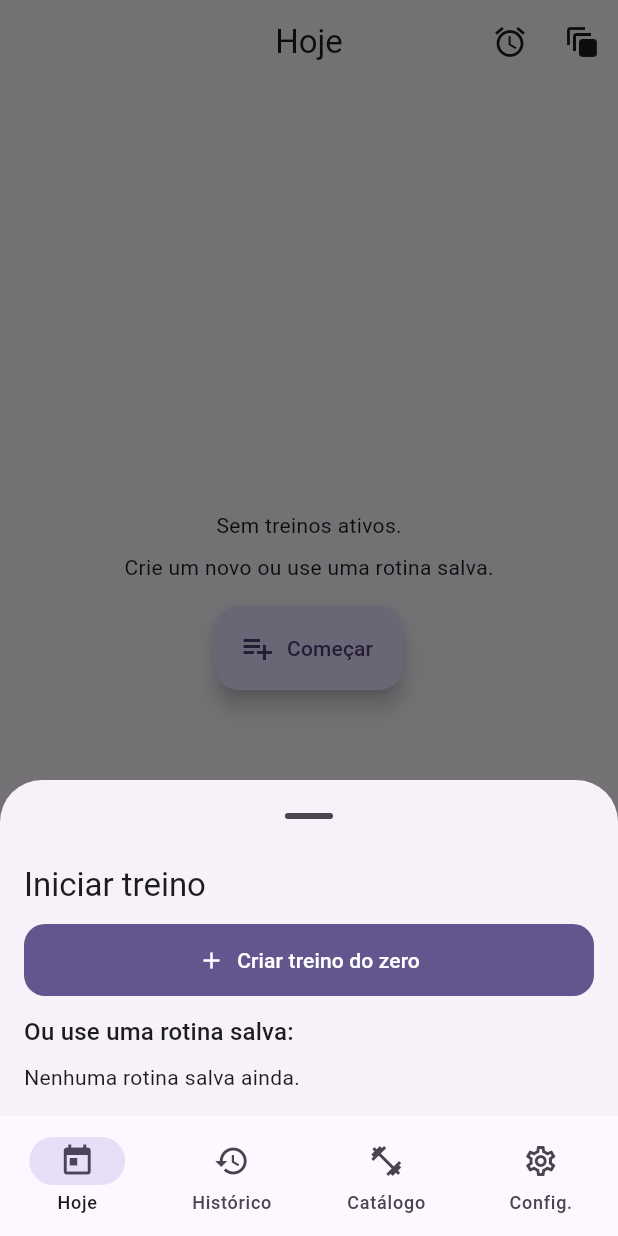
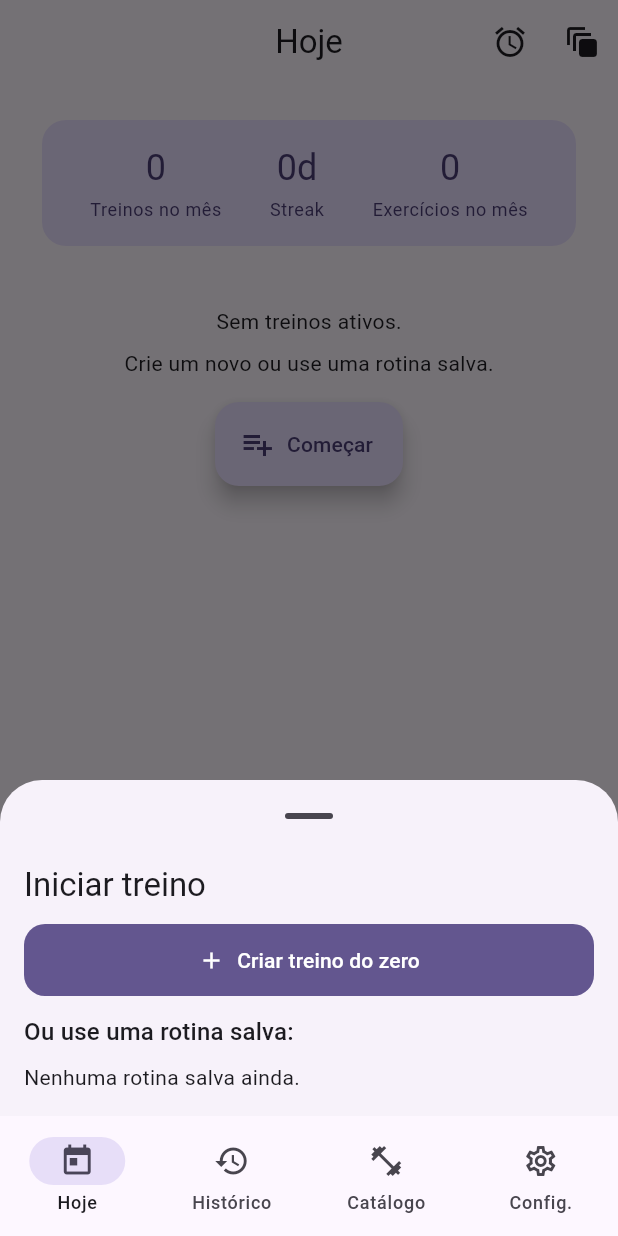
Before and after one commit to josevilanir/gym_tracker, a Flutter app: the screen it shows after launch, after a tap on "Começar", on a phone screen of 412 x 824 dp. Run offline on Flutter 3.47's test engine with Material 3 defaults, Android fonts, the phone set to English and light mode, and no system bars; our stand-ins replace drift, drift_sqflite, flutter_riverpod, go_router; accounts and stored records are empty; generated files the repository leaves out were written again.

Commit message:
feat(metrics): adiciona header com métricas rápidas na aba Hoje (treinos no mês, streak e volume)

```diff
--- a/lib/data/db/app_database.dart
+++ b/lib/data/db/app_database.dart
@@ -200,6 +200,67 @@ class AppDatabase extends _$AppDatabase {
       ),
     );
   }
+
+   /// Conta quantos treinos foram concluídos no mês atual
+  Future<int> countWorkoutsThisMonth() async {
+    final now = DateTime.now();
+    final startOfMonth = DateTime(now.year, now.month, 1).millisecondsSinceEpoch;
+
+    final query = await (select(workouts)
+          ..where((w) =>
+              w.done.equals(true) & w.dateEpoch.isBiggerOrEqualValue(startOfMonth)))
+        .get();
+
+    return query.length;
+  }
+
+  /// Conta os dias consecutivos treinando (streak simples)
+  Future<int> getTrainingStreak() async {
+    final today = DateTime.now();
+    int streak = 0;
+
+    for (int i = 0; i < 30; i++) {
+      final checkDate = today.subtract(Duration(days: i));
+      final startOfDay =
+          DateTime(checkDate.year, checkDate.month, checkDate.day).millisecondsSinceEpoch;
+      final endOfDay = DateTime(checkDate.year, checkDate.month, checkDate.day, 23, 59, 59)
+          .millisecondsSinceEpoch;
+
+      final workoutsDay = await (select(workouts)
+            ..where((w) =>
+                w.done.equals(true) &
+                w.dateEpoch.isBiggerOrEqualValue(startOfDay) &
+                w.dateEpoch.isSmallerOrEqualValue(endOfDay)))
+          .get();
+
+      if (workoutsDay.isEmpty) break;
+      streak++;
+    }
+
+    return streak;
+  }
+
+  /// Volume total no mês (aqui simplificado = nº de exercícios concluídos em treinos do mês)
+  Future<int> countExercisesThisMonth() async {
+    final now = DateTime.now();
+    final startOfMonth = DateTime(now.year, now.month, 1).millisecondsSinceEpoch;
+
+    final workoutsThisMonth = await (select(workouts)
+          ..where((w) =>
+              w.done.equals(true) & w.dateEpoch.isBiggerOrEqualValue(startOfMonth)))
+        .get();
+
+    if (workoutsThisMonth.isEmpty) return 0;
+
+    final workoutIds = workoutsThisMonth.map((w) => w.id).toList();
+
+    final query = await (select(workoutExercises)
+          ..where((we) => we.workoutId.isIn(workoutIds)))
+        .get();
+
+    return query.length;
+  }
+
 }
 
 // --------- Conexão com SQLite (mobile via sqflite executor) ---------
--- a/lib/data/repositories/workout_repository.dart
+++ b/lib/data/repositories/workout_repository.dart
@@ -139,6 +139,10 @@ class WorkoutRepository {
     return total;
   }
 
+  Future<int> countWorkoutsThisMonth() => db.countWorkoutsThisMonth();
+  Future<int> getTrainingStreak() => db.getTrainingStreak();
+  Future<int> countExercisesThisMonth() => db.countExercisesThisMonth();
+
   // ---------- Templates ----------
   Future<List<Template>> listTemplates() => db.listTemplates();
 
--- a/lib/features/workout/pages/today_page.dart
+++ b/lib/features/workout/pages/today_page.dart
@@ -48,57 +48,54 @@ class _TodayContent extends ConsumerWidget {
     final repo = ref.watch(workoutRepoProvider);
 
     return StreamBuilder<List<Workout>>(
-      // escuta os treinos ativos em tempo real
       stream: repo.watchActiveWorkouts(),
       builder: (context, snapshot) {
         final items = snapshot.data ?? [];
 
+        return FutureBuilder(
+          future: Future.wait([
+            repo.countWorkoutsThisMonth(),
+            repo.getTrainingStreak(),
+            repo.countExercisesThisMonth(),
+          ]),
+          builder: (context, AsyncSnapshot<List<int>> metricsSnap) {
+            if (metricsSnap.connectionState == ConnectionState.waiting) {
+              return const Center(child: CircularProgressIndicator());
+            }
+            final metrics = metricsSnap.data ?? [0, 0, 0];
+            final workoutsMonth = metrics[0];
+            final streak = metrics[1];
+            final volumeMonth = metrics[2];
+
             if (items.isEmpty) {
-          return Center(
-            child: Column(
-              mainAxisSize: MainAxisSize.min,
-              children: const [
-                Text('Sem treinos ativos.'),
-                SizedBox(height: 8),
-                Text('Crie um novo ou use uma rotina salva.'),
-                SizedBox(height: 16),
-                _StartFab(inline: true),
+              return ListView(
+                padding: const EdgeInsets.all(16),
+                children: [
+                  // HEADER de métricas mesmo sem treino ativo
+                  _MetricsHeader(
+                    workoutsMonth: workoutsMonth,
+                    streak: streak,
+                    volumeMonth: volumeMonth,
+                  ),
+                  const SizedBox(height: 32),
+                  const Center(child: Text('Sem treinos ativos.')),
+                  const SizedBox(height: 8),
+                  const Center(child: Text('Crie um novo ou use uma rotina salva.')),
+                  const SizedBox(height: 16),
+                  const Center(child: _StartFab(inline: true)),
                 ],
-            ),
               );
             }
 
             return ListView(
               padding: const EdgeInsets.all(16),
               children: [
-            // HEADER
-            Card(
-              color: Theme.of(context).colorScheme.primaryContainer,
-              child: Padding(
-                padding: const EdgeInsets.all(16),
-                child: Column(
-                  crossAxisAlignment: CrossAxisAlignment.start,
-                  children: [
-                    Text(
-                      'Hoje',
-                      style: Theme.of(context).textTheme.headlineSmall?.copyWith(
-                            color: Theme.of(context).colorScheme.onPrimaryContainer,
-                          ),
-                    ),
-                    const SizedBox(height: 4),
-                    Text(
-                      '${items.length} treino(s) ativo(s)',
-                      style: Theme.of(context).textTheme.bodyMedium?.copyWith(
-                            color: Theme.of(context).colorScheme.onPrimaryContainer,
-                          ),
-                    ),
-                  ],
-                ),
-              ),
+                _MetricsHeader(
+                  workoutsMonth: workoutsMonth,
+                  streak: streak,
+                  volumeMonth: volumeMonth,
                 ),
                 const SizedBox(height: 12),
-
-            // LISTA DE TREINOS ATIVOS
                 ...items.map((w) {
                   final date = DateTime.fromMillisecondsSinceEpoch(w.dateEpoch);
                   final dateStr = DateFormat('dd/MM, HH:mm').format(date);
@@ -122,14 +119,90 @@ class _TodayContent extends ConsumerWidget {
                           }
                         },
                       ),
-                  onTap: () =>
-                      context.pushNamed('workout_detail', pathParameters: {'id': w.id}),
+                      onTap: () => context.pushNamed(
+                        'workout_detail',
+                        pathParameters: {'id': w.id},
+                      ),
                     ),
                   );
                 }),
               ],
             );
           },
+        );
+      },
+    );
+  }
+}
+
+/// Widget de header de métricas
+class _MetricsHeader extends StatelessWidget {
+  final int workoutsMonth;
+  final int streak;
+  final int volumeMonth;
+
+  const _MetricsHeader({
+    required this.workoutsMonth,
+    required this.streak,
+    required this.volumeMonth,
+  });
+
+  @override
+  Widget build(BuildContext context) {
+    final color = Theme.of(context).colorScheme.primaryContainer;
+    final onColor = Theme.of(context).colorScheme.onPrimaryContainer;
+
+    return Card(
+      color: color,
+      child: Padding(
+        padding: const EdgeInsets.all(16),
+        child: Row(
+          mainAxisAlignment: MainAxisAlignment.spaceAround,
+          children: [
+            _MetricItem(
+              label: 'Treinos no mês',
+              value: workoutsMonth.toString(),
+              onColor: onColor,
+            ),
+            _MetricItem(
+              label: 'Streak',
+              value: '${streak}d',
+              onColor: onColor,
+            ),
+            _MetricItem(
+              label: 'Exercícios no mês',
+              value: volumeMonth.toString(),
+              onColor: onColor,
+            ),
+          ],
+        ),
+      ),
+    );
+  }
+}
+
+class _MetricItem extends StatelessWidget {
+  final String label;
+  final String value;
+  final Color onColor;
+
+  const _MetricItem({
+    required this.label,
+    required this.value,
+    required this.onColor,
+  });
+
+  @override
+  Widget build(BuildContext context) {
+    return Column(
+      mainAxisSize: MainAxisSize.min,
+      children: [
+        Text(value,
+            style: Theme.of(context).textTheme.headlineSmall?.copyWith(color: onColor)),
+        const SizedBox(height: 4),
+        Text(label,
+            style: Theme.of(context).textTheme.bodySmall?.copyWith(color: onColor)),
+      ],
     );
   }
 }
```
Lines whose indentation alone changed are shown as unchanged.
